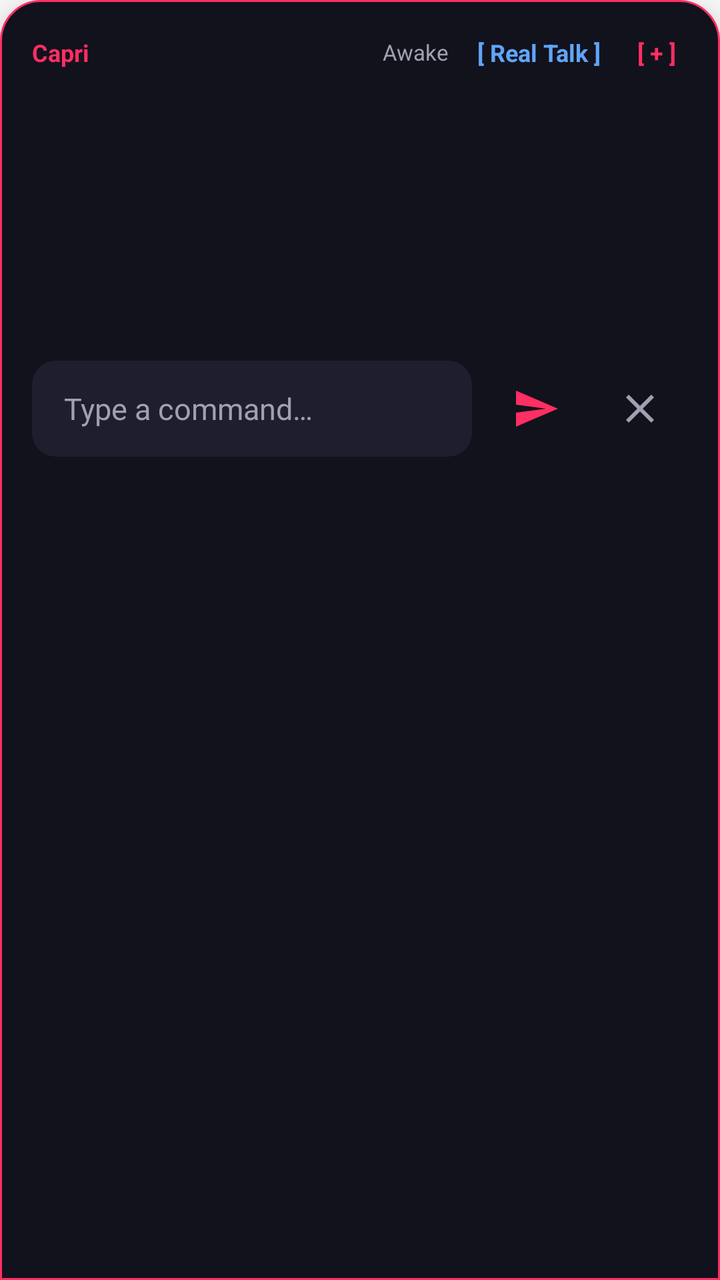
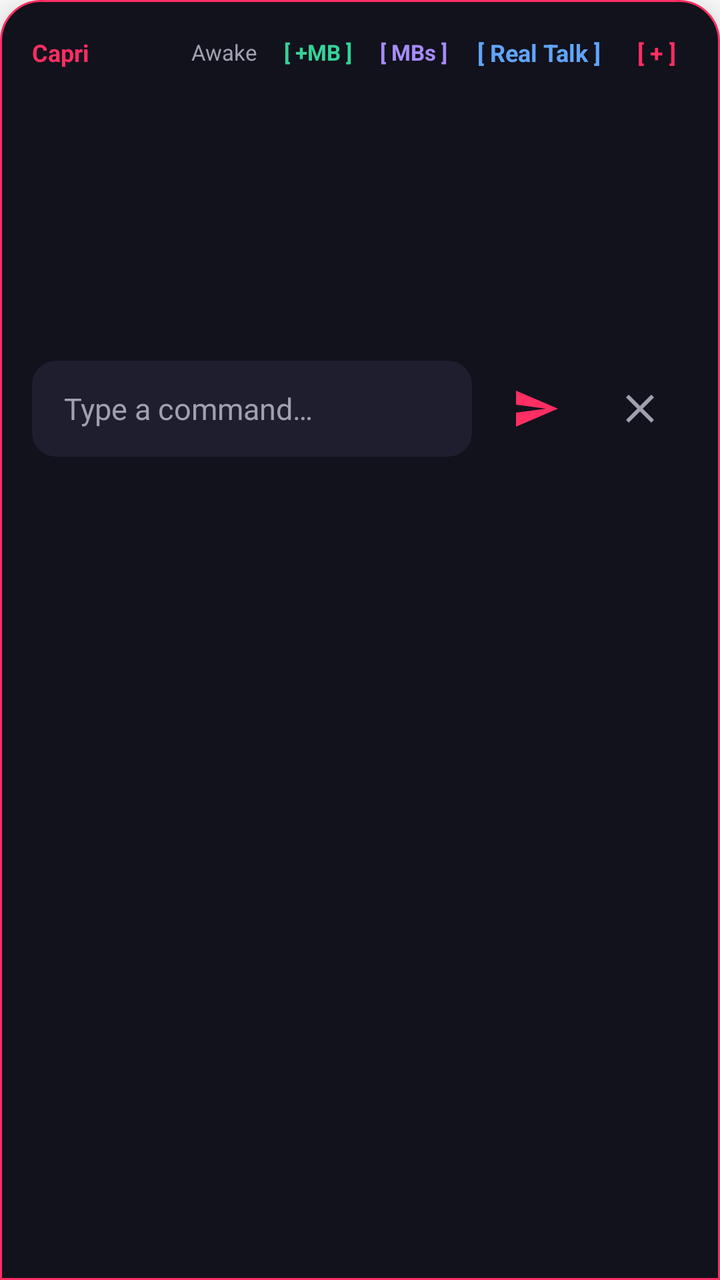

Compare the two renders of this Android layout. The source of the first and the diff that turns it into the second are given below.
<!-- AndroidManifest.xml: application theme Theme.Capri -->
<!-- res/layout/chat_expanded.xml -->
<?xml version="1.0" encoding="utf-8"?>
<LinearLayout xmlns:android="http://schemas.android.com/apk/res/android"
    xmlns:app="http://schemas.android.com/apk/res-auto"
    android:id="@+id/chat_root"
    android:layout_width="match_parent"
    android:layout_height="wrap_content"
    android:layout_marginStart="16dp"
    android:layout_marginEnd="16dp"
    android:layout_marginBottom="32dp"
    android:background="@drawable/bg_chat_window"
    android:elevation="12dp"
    android:orientation="vertical"
    android:padding="16dp">

    <RelativeLayout
        android:layout_width="match_parent"
        android:layout_height="wrap_content"
        android:layout_marginBottom="8dp">

        <TextView
            android:layout_width="wrap_content"
            android:layout_height="wrap_content"
            android:layout_alignParentStart="true"
            android:layout_centerVertical="true"
            android:text="@string/app_name"
            android:textColor="@color/accent_red_pink"
            android:textSize="12sp"
            android:textStyle="bold" />

        <LinearLayout
            android:layout_width="wrap_content"
            android:layout_height="wrap_content"
            android:layout_alignParentEnd="true"
            android:layout_centerVertical="true"
            android:gravity="center_vertical"
            android:orientation="horizontal">

            <TextView
                android:id="@+id/status_indicator"
                android:layout_width="wrap_content"
                android:layout_height="wrap_content"
                android:layout_marginEnd="8dp"
                android:text="@string/status_awake"
                android:textColor="@color/text_secondary"
                android:textSize="11sp" />

            <TextView
                android:id="@+id/btn_real_talk"
                android:layout_width="wrap_content"
                android:layout_height="wrap_content"
                android:layout_marginEnd="6dp"
                android:background="?android:attr/selectableItemBackground"
                android:paddingStart="6dp"
                android:paddingEnd="6dp"
                android:paddingTop="2dp"
                android:paddingBottom="2dp"
                android:text="[ Real Talk ]"
                android:textColor="#60A5FA"
                android:textSize="12sp"
                android:textStyle="bold" />

            <TextView
                android:id="@+id/btn_expand"
                android:layout_width="wrap_content"
                android:layout_height="wrap_content"
                android:background="?android:attr/selectableItemBackground"
                android:paddingStart="6dp"
                android:paddingEnd="6dp"
                android:paddingTop="2dp"
                android:paddingBottom="2dp"
                android:text="[ + ]"
                android:textColor="@color/accent_red_pink"
                android:textSize="12sp"
                android:textStyle="bold" />
        </LinearLayout>
    </RelativeLayout>

    <ScrollView
        android:id="@+id/chat_scroll"
        android:layout_width="match_parent"
        android:layout_height="120dp"
        android:layout_marginBottom="8dp"
        android:fillViewport="true">

        <LinearLayout
            android:id="@+id/chat_history_container"
            android:layout_width="match_parent"
            android:layout_height="wrap_content"
            android:orientation="vertical">

        </LinearLayout>
    </ScrollView>

    <LinearLayout
        android:id="@+id/thinking_container"
        android:layout_width="wrap_content"
        android:layout_height="wrap_content"
        android:layout_gravity="center_horizontal"
        android:layout_marginTop="4dp"
        android:layout_marginBottom="4dp"
        android:gravity="center_vertical"
        android:orientation="horizontal"
        android:visibility="gone">

        <ProgressBar
            android:id="@+id/thinking"
            android:layout_width="28dp"
            android:layout_height="28dp"
            android:indeterminateTint="@color/accent_red_pink" />

        <TextView
            android:id="@+id/thinking_text"
            android:layout_width="wrap_content"
            android:layout_height="wrap_content"
            android:layout_marginStart="8dp"
            android:textColor="@color/text_secondary"
            android:textSize="13sp" />
    </LinearLayout>

    <LinearLayout
        android:layout_width="match_parent"
        android:layout_height="wrap_content"
        android:layout_marginTop="8dp"
        android:gravity="center_vertical"
        android:orientation="horizontal">

        <EditText
            android:id="@+id/input_text"
            android:layout_width="0dp"
            android:layout_height="wrap_content"
            android:layout_weight="1"
            android:background="@drawable/bg_input_field"
            android:hint="@string/type_a_command"
            android:imeOptions="actionSend"
            android:inputType="text"
            android:minHeight="48dp"
            android:paddingStart="16dp"
            android:paddingEnd="16dp"
            android:textColor="@color/text_primary"
            android:textColorHint="@color/text_secondary"
            android:textSize="15sp" />

        <androidx.appcompat.widget.AppCompatImageButton
            android:id="@+id/send"
            android:layout_width="48dp"
            android:layout_height="48dp"
            android:layout_marginStart="8dp"
            android:background="?android:attr/selectableItemBackgroundBorderless"
            android:contentDescription="@string/send"
            app:srcCompat="@drawable/ic_send" />

        <androidx.appcompat.widget.AppCompatImageButton
            android:id="@+id/close"
            android:layout_width="48dp"
            android:layout_height="48dp"
            android:layout_marginStart="4dp"
            android:background="?android:attr/selectableItemBackgroundBorderless"
            android:contentDescription="@string/close"
            app:srcCompat="@drawable/ic_close" />
    </LinearLayout>

</LinearLayout>
<!-- resources referenced by this layout -->
<resources>
  <color name="accent_red_pink">#FF2E63</color>
  <color name="text_primary">#EDEDF2</color>
  <color name="text_secondary">#A0A0B0</color>
  <!-- drawable bg_chat_window (drawable) -->
  <?xml version="1.0" encoding="utf-8"?>
  <shape xmlns:android="http://schemas.android.com/apk/res/android"
      android:shape="rectangle">
      <solid android:color="@color/chat_bg" />
      <corners
          android:topLeftRadius="20dp"
          android:topRightRadius="20dp"
          android:bottomLeftRadius="0dp"
          android:bottomRightRadius="0dp" />
      <stroke
          android:width="1dp"
          android:color="@color/accent_red_pink" />
  </shape>
  <!-- drawable bg_input_field (drawable) -->
  <?xml version="1.0" encoding="utf-8"?>
  <shape xmlns:android="http://schemas.android.com/apk/res/android"
      android:shape="rectangle">
      <solid android:color="@color/input_bg" />
      <corners android:radius="12dp" />
  </shape>
  <!-- drawable ic_close (drawable) -->
  <?xml version="1.0" encoding="utf-8"?>
  <vector xmlns:android="http://schemas.android.com/apk/res/android"
      android:width="24dp"
      android:height="24dp"
      android:viewportWidth="24"
      android:viewportHeight="24">
      <path
          android:fillColor="@color/text_secondary"
          android:pathData="M19,6.41L17.59,5L12,10.59L6.41,5L5,6.41L10.59,12L5,17.59L6.41,19L12,13.41L17.59,19L19,17.59L13.41,12z"/>
  </vector>
  <!-- drawable ic_send (drawable) -->
  <?xml version="1.0" encoding="utf-8"?>
  <vector xmlns:android="http://schemas.android.com/apk/res/android"
      android:width="24dp"
      android:height="24dp"
      android:viewportWidth="24"
      android:viewportHeight="24">
      <path
          android:fillColor="@color/accent_red_pink"
          android:pathData="M2.01,21L23,12L2.01,3L2,10l15,2l-15,2z"/>
  </vector>
  <string name="app_name">Capri</string>
  <string name="close">Close</string>
  <string name="send">Send</string>
  <string name="status_awake">Awake</string>
  <string name="type_a_command">Type a command…</string>
  <style name="Theme.Capri" parent="Theme.MaterialComponents.DayNight.NoActionBar">
          
          <item name="colorPrimary">@color/accent_red_pink</item>
          <item name="colorPrimaryVariant">@color/bubble_bg</item>
          <item name="colorOnPrimary">@color/white</item>
          
          <item name="colorSecondary">@color/accent_red_pink</item>
          <item name="colorSecondaryVariant">@color/accent_red_pink</item>
          <item name="colorOnSecondary">@color/white</item>
          <item name="android:statusBarColor">@color/bubble_bg</item>
      </style>
  <color name="chat_bg">#12121C</color>
  <color name="input_bg">#1E1E2E</color>
  <color name="bubble_bg">#14141F</color>
  <color name="white">#FFFFFFFF</color>
</resources>

<!-- the commit's change to res/layout/chat_expanded.xml (unified diff, before → after) -->
@@ -43,6 +43,36 @@
                 android:text="@string/status_awake"
                 android:textColor="@color/text_secondary"
                 android:textSize="11sp" />
+
+            <TextView
+                android:id="@+id/btn_add_mb"
+                android:layout_width="wrap_content"
+                android:layout_height="wrap_content"
+                android:layout_marginEnd="4dp"
+                android:background="?android:attr/selectableItemBackground"
+                android:paddingStart="5dp"
+                android:paddingEnd="5dp"
+                android:paddingTop="2dp"
+                android:paddingBottom="2dp"
+                android:text="[ +MB ]"
+                android:textColor="#34D399"
+                android:textSize="11sp"
+                android:textStyle="bold" />
+
+            <TextView
+                android:id="@+id/btn_toggle_mb"
+                android:layout_width="wrap_content"
+                android:layout_height="wrap_content"
+                android:layout_marginEnd="4dp"
+                android:background="?android:attr/selectableItemBackground"
+                android:paddingStart="5dp"
+                android:paddingEnd="5dp"
+                android:paddingTop="2dp"
+                android:paddingBottom="2dp"
+                android:text="[ MBs ]"
+                android:textColor="#A78BFA"
+                android:textSize="11sp"
+                android:textStyle="bold" />
 
             <TextView
                 android:id="@+id/btn_real_talk"
